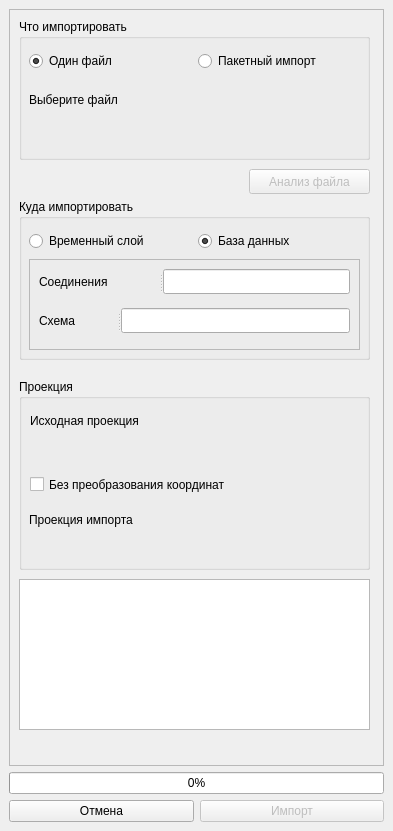
Old version of the form cadaster_import_dockwidget_base.ui in the repository yixellet/cadaster_import.
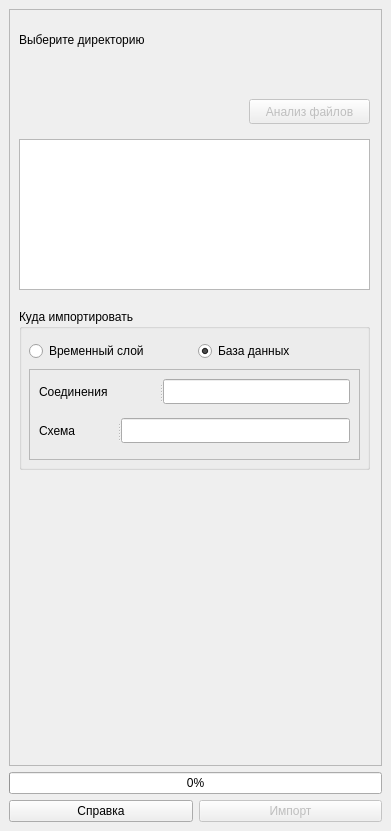
New version of the form. Icons and pictures are not drawn. Custom widgets are drawn as their Qt base class.

```diff
--- a/cadaster_import_dockwidget_base.ui
+++ b/cadaster_import_dockwidget_base.ui
@@ -6,7 +6,7 @@
    <rect>
     <x>0</x>
     <y>0</y>
-    <width>393</width>
+    <width>391</width>
     <height>831</height>
    </rect>
   </property>
@@ -23,81 +23,11 @@
       <property name="frameShadow">
        <enum>QFrame::Raised</enum>
       </property>
-      <widget class="QGroupBox" name="projectionGroupBox">
-       <property name="geometry">
-        <rect>
-         <x>10</x>
-         <y>370</y>
-         <width>351</width>
-         <height>191</height>
-        </rect>
-       </property>
-       <property name="title">
-        <string>Проекция</string>
-       </property>
-       <widget class="QWidget" name="layoutWidget">
-        <property name="geometry">
-         <rect>
-          <x>11</x>
-          <y>31</y>
-          <width>331</width>
-          <height>50</height>
-         </rect>
-        </property>
-        <layout class="QVBoxLayout" name="sourceProjectionLayout">
-         <item>
-          <widget class="QLabel" name="sourceProjectionLabel">
-           <property name="text">
-            <string>Исходная проекция</string>
-           </property>
-          </widget>
-         </item>
-         <item>
-          <widget class="QgsProjectionSelectionWidget" name="mQgsProjectionSelectionWidget"/>
-         </item>
-        </layout>
-       </widget>
-       <widget class="QWidget" name="layoutWidget">
-        <property name="geometry">
-         <rect>
-          <x>10</x>
-          <y>130</y>
-          <width>331</width>
-          <height>50</height>
-         </rect>
-        </property>
-        <layout class="QVBoxLayout" name="importProjectionLayout">
-         <item>
-          <widget class="QLabel" name="importProjectionLabel">
-           <property name="text">
-            <string>Проекция импорта</string>
-           </property>
-          </widget>
-         </item>
-         <item>
-          <widget class="QgsProjectionSelectionWidget" name="importProjectionSelectionWidget"/>
-         </item>
-        </layout>
-       </widget>
-       <widget class="QCheckBox" name="withoutTransformCheck">
-        <property name="geometry">
-         <rect>
-          <x>11</x>
-          <y>94</y>
-          <width>249</width>
-          <height>23</height>
-         </rect>
-        </property>
-        <property name="text">
-         <string>Без преобразования координат</string>
-        </property>
-       </widget>
-      </widget>
       <widget class="QGroupBox" name="importToGroupBox">
        <property name="geometry">
         <rect>
          <x>10</x>
-         <y>190</y>
+         <y>300</y>
          <width>351</width>
          <height>161</height>
         </rect>
@@ -204,83 +134,6 @@
         </widget>
        </widget>
       </widget>
-      <widget class="QGroupBox" name="groupBox">
-       <property name="geometry">
-        <rect>
-         <x>10</x>
-         <y>10</y>
-         <width>351</width>
-         <height>141</height>
-        </rect>
-       </property>
-       <property name="title">
-        <string>Что импортировать</string>
-       </property>
-       <widget class="QWidget" name="layoutWidget">
-        <property name="geometry">
-         <rect>
-          <x>10</x>
-          <y>70</y>
-          <width>331</width>
-          <height>50</height>
-         </rect>
-        </property>
-        <layout class="QVBoxLayout" name="selectFileLayout">
-         <item>
-          <widget class="QLabel" name="selectFileLabel">
-           <property name="text">
-            <string>Выберите файл</string>
-           </property>
-          </widget>
-         </item>
-         <item>
-          <widget class="QgsFileWidget" name="selectFileWidget">
-           <property name="filter">
-            <string notr="true"/>
-           </property>
-           <property name="storageMode">
-            <enum>QgsFileWidget::GetFile</enum>
-           </property>
-          </widget>
-         </item>
-        </layout>
-       </widget>
-       <widget class="QWidget" name="layoutWidget">
-        <property name="geometry">
-         <rect>
-          <x>10</x>
-          <y>30</y>
-          <width>331</width>
-          <height>25</height>
-         </rect>
-        </property>
-        <layout class="QHBoxLayout" name="horizontalLayout">
-         <item>
-          <widget class="QRadioButton" name="importFileRadioButton">
-           <property name="text">
-            <string>Один файл</string>
-           </property>
-           <property name="checked">
-            <bool>true</bool>
-           </property>
-           <attribute name="buttonGroup">
-            <string notr="true">importModeGroup</string>
-           </attribute>
-          </widget>
-         </item>
-         <item>
-          <widget class="QRadioButton" name="batchImportRadioButton">
-           <property name="text">
-            <string>Пакетный импорт</string>
-           </property>
-           <attribute name="buttonGroup">
-            <string notr="true">importModeGroup</string>
-           </attribute>
-          </widget>
-         </item>
-        </layout>
-       </widget>
-      </widget>
       <widget class="QPushButton" name="analizeButton">
        <property name="enabled">
         <bool>false</bool>
@@ -288,20 +141,20 @@
        <property name="geometry">
         <rect>
          <x>240</x>
-         <y>160</y>
+         <y>90</y>
          <width>121</width>
          <height>25</height>
         </rect>
        </property>
        <property name="text">
-        <string>Анализ файла</string>
+        <string>Анализ файлов</string>
        </property>
       </widget>
       <widget class="QTextEdit" name="info">
        <property name="geometry">
         <rect>
          <x>10</x>
-         <y>570</y>
+         <y>130</y>
          <width>351</width>
          <height>151</height>
         </rect>
@@ -310,6 +163,38 @@
         <bool>true</bool>
        </property>
       </widget>
+      <widget class="QWidget" name="layoutWidget">
+       <property name="geometry">
+        <rect>
+         <x>10</x>
+         <y>20</y>
+         <width>351</width>
+         <height>50</height>
+        </rect>
+       </property>
+       <layout class="QVBoxLayout" name="selectFileLayout">
+        <item>
+         <widget class="QLabel" name="selectDirectoryLabel">
+          <property name="text">
+           <string>Выберите директорию</string>
+          </property>
+         </widget>
+        </item>
+        <item>
+         <widget class="QgsFileWidget" name="selectDirectoryWidget">
+          <property name="filter">
+           <string notr="true"/>
+          </property>
+          <property name="storageMode">
+           <enum>QgsFileWidget::GetDirectory</enum>
+          </property>
+          <property name="options">
+           <set>QFileDialog::ShowDirsOnly</set>
+          </property>
+         </widget>
+        </item>
+       </layout>
+      </widget>
      </widget>
     </item>
     <item row="2" column="1">
@@ -331,7 +216,10 @@
     <item row="2" column="0">
      <widget class="QPushButton" name="cancelButton">
       <property name="text">
-       <string>Отмена</string>
+       <string>Справка</string>
+      </property>
+      <property name="icon">
+       <iconset theme="QgsApplication.getThemeIcon(&quot;mActionHelpContents.svg&quot;)"/>
       </property>
       <property name="shortcut">
        <string>Esc</string>
@@ -354,11 +242,6 @@
    <extends>QWidget</extends>
    <header>qgsfilewidget.h</header>
   </customwidget>
-  <customwidget>
-   <class>QgsProjectionSelectionWidget</class>
-   <extends>QWidget</extends>
-   <header>qgsprojectionselectionwidget.h</header>
-  </customwidget>
  </customwidgets>
  <resources/>
  <connections>
```
Left out of the diff: 35 changed lines with no effect on the pictures.
